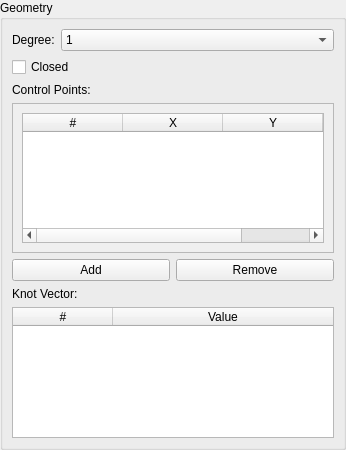
Old version of the form librecad/src/ui/dialogs/entity/lc_splinepropertieseditingwidget.ui in the repository LibreCAD/LibreCAD.
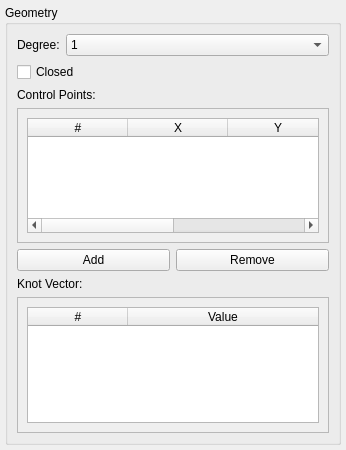
New version of the form.

What changed in the file:
```diff
--- a/librecad/src/ui/dialogs/entity/lc_splinepropertieseditingwidget.ui
+++ b/librecad/src/ui/dialogs/entity/lc_splinepropertieseditingwidget.ui
@@ -15,32 +15,26 @@
   </property>
   <layout class="QGridLayout" name="gridLayout">
    <property name="leftMargin">
-    <number>0</number>
+    <number>5</number>
    </property>
    <property name="topMargin">
-    <number>0</number>
+    <number>5</number>
    </property>
    <property name="rightMargin">
-    <number>0</number>
+    <number>5</number>
    </property>
    <property name="bottomMargin">
-    <number>0</number>
+    <number>5</number>
    </property>
    <property name="spacing">
-    <number>0</number>
+    <number>5</number>
    </property>
    <item row="0" column="0">
-    <widget class="QGroupBox" name="buttonGroup8">
-     <property name="sizePolicy">
-      <sizepolicy hsizetype="Preferred" vsizetype="Preferred">
-       <horstretch>1</horstretch>
-       <verstretch>0</verstretch>
-      </sizepolicy>
-     </property>
+    <widget class="QGroupBox" name="groupBoxGeometry">
      <property name="title">
       <string>Geometry</string>
      </property>
-     <layout class="QGridLayout" columnstretch="0,5">
+     <layout class="QGridLayout" name="gridLayoutGeometry" columnstretch="0,5">
       <item row="0" column="0">
        <widget class="QLabel" name="lDegree">
         <property name="text">
@@ -51,22 +45,6 @@
         </property>
        </widget>
       </item>
-      <item row="1" column="0" colspan="2">
-       <widget class="QCheckBox" name="cbClosed">
-        <property name="sizePolicy">
-         <sizepolicy hsizetype="Expanding" vsizetype="Fixed">
-          <horstretch>0</horstretch>
-          <verstretch>0</verstretch>
-         </sizepolicy>
-        </property>
-        <property name="toolTip">
-         <string>Defines whether spline defines closed contour</string>
-        </property>
-        <property name="text">
-         <string>Closed</string>
-        </property>
-       </widget>
-      </item>
       <item row="0" column="1">
        <widget class="QComboBox" name="cbDegree">
         <property name="minimumSize">
@@ -95,6 +73,28 @@
         </item>
        </widget>
       </item>
+      <item row="1" column="0" colspan="2">
+       <widget class="QCheckBox" name="cbClosed">
+        <property name="sizePolicy">
+         <sizepolicy hsizetype="Expanding" vsizetype="Fixed">
+          <horstretch>0</horstretch>
+          <verstretch>0</verstretch>
+         </sizepolicy>
+        </property>
+        <property name="toolTip">
+         <string>Defines whether spline defines closed contour</string>
+        </property>
+        <property name="accessibleName">
+         <string>Closed Spline CheckBox</string>
+        </property>
+        <property name="accessibleDescription">
+         <string>Toggle whether the spline forms a closed contour</string>
+        </property>
+        <property name="text">
+         <string>Closed</string>
+        </property>
+       </widget>
+      </item>
       <item row="2" column="0" colspan="2">
        <widget class="QLabel" name="lControlPoints">
         <property name="text">
@@ -190,6 +190,16 @@
        </widget>
       </item>
       <item row="6" column="0" colspan="2">
+       <widget class="QScrollArea" name="scrollAreaKnots">
+        <property name="widgetResizable">
+         <bool>true</bool>
+        </property>
+        <property name="horizontalScrollBarPolicy">
+         <enum>Qt::ScrollBarAlwaysOff</enum>
+        </property>
+        <widget class="QWidget" name="scrollAreaKnotsContents">
+         <layout class="QVBoxLayout" name="verticalLayoutKnots">
+          <item>
        <widget class="QTableWidget" name="tableKnots">
         <property name="sizePolicy">
          <sizepolicy hsizetype="Expanding" vsizetype="Expanding">
@@ -212,7 +222,14 @@
          <property name="text">
           <string>Value</string>
          </property>
-        </column>
+             <property name="width">
+              <number>80</number>
+             </property>
+            </column>
+           </widget>
+          </item>
+         </layout>
+        </widget>
        </widget>
       </item>
       <item row="7" column="0">
```
Left out of the diff: 87 changed lines with no effect on the pictures. Lines whose indentation alone changed are shown as unchanged.
